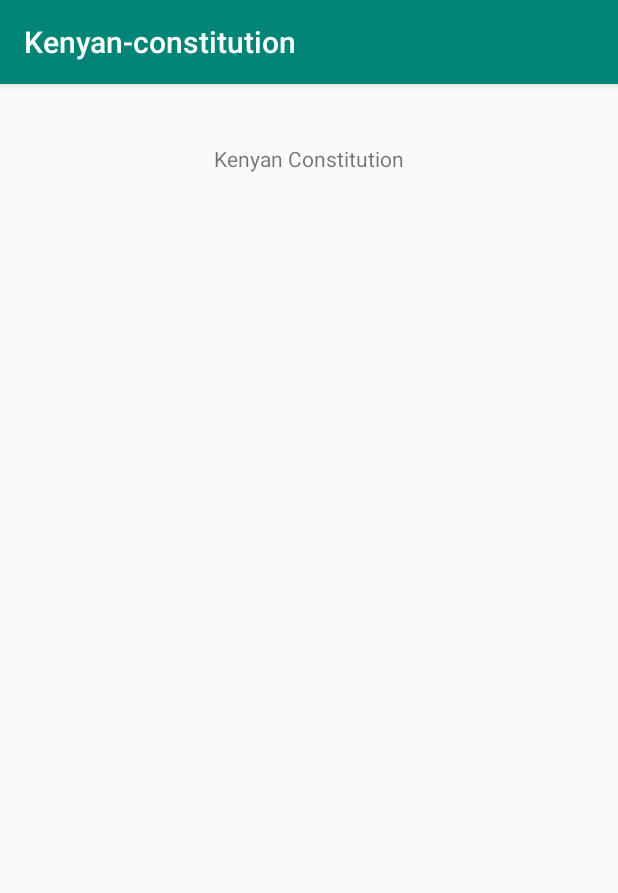
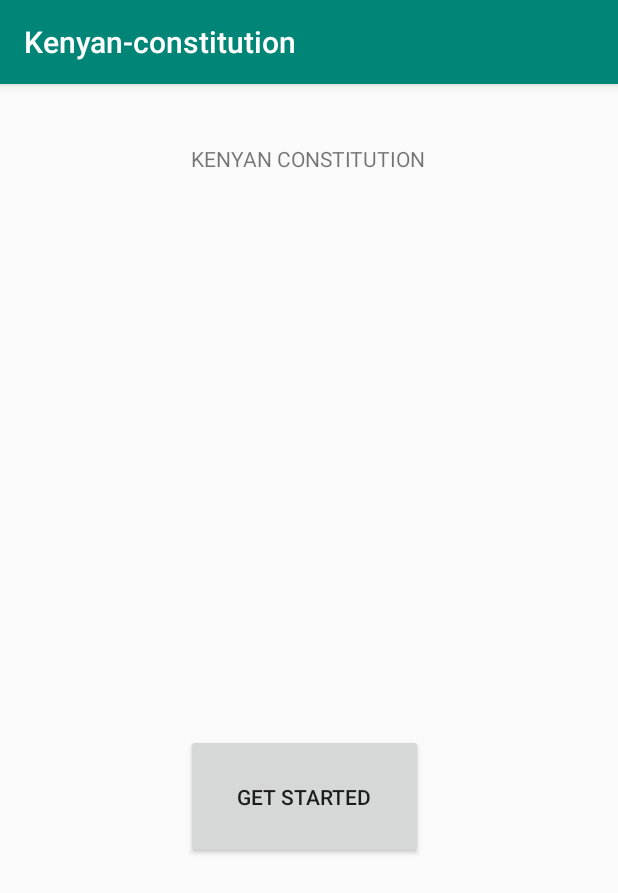
Before and after one commit to abigailwambui/Kenyan-constitution, an Android app: the screen it shows after launch (MainActivity), on a phone screen of 412 x 824 dp. Shown: the top 893 px of the screen. Run offline under Robolectric (Android 15) with nearby library versions, the phone set to English and light mode, and no system bars.

Commit message:
add button

```diff
--- a/app/src/main/res/layout/activity_main.xml
+++ b/app/src/main/res/layout/activity_main.xml
@@ -6,10 +6,23 @@
     <TextView
         android:layout_width="wrap_content"
         android:layout_height="wrap_content"
-        android:text="Kenyan Constitution"
+        android:text="KENYAN CONSTITUTION"
         android:layout_alignParentTop="true"
         android:layout_centerHorizontal="true"
         android:layout_marginTop="40dp"/>
 
+    <Button
+        android:id="@+id/button"
+        android:layout_width="157dp"
+        android:layout_height="83dp"
+        android:layout_alignParentStart="true"
+        android:layout_alignParentEnd="true"
+        android:layout_alignParentBottom="true"
+        android:layout_centerVertical="true"
+        android:layout_marginStart="124dp"
+        android:layout_marginLeft="110dp"
+        android:layout_marginEnd="130dp"
+        android:layout_marginBottom="251dp"
+        android:text="Get Started" />
 
 </RelativeLayout>
```
